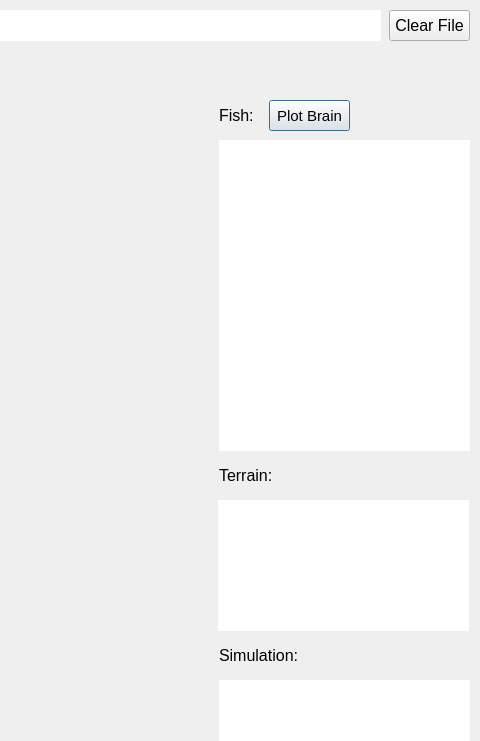
Old version of the form littlefish/viewer/simulation_viewer_ui.ui in the repository zhuangjun1981/littlefish; both pictures show x 471 to 951 and y 0 to 741 of the 951 by 872 pixel window.
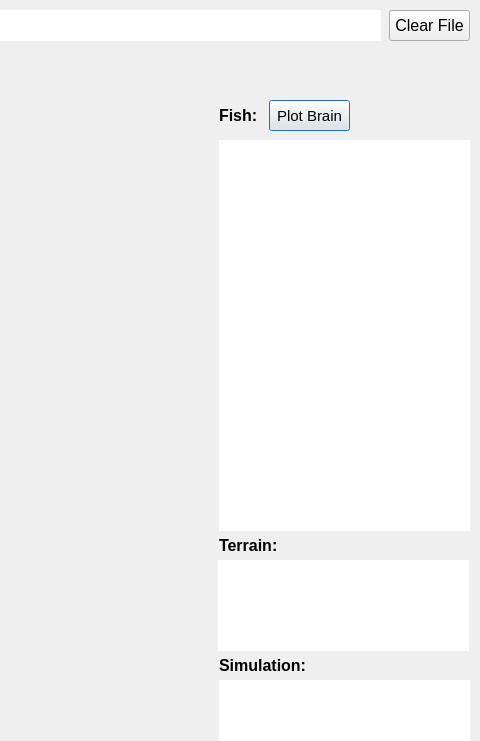
New version of the form.

Commit message: Greatly improved simulation viewer

```diff
--- a/littlefish/viewer/simulation_viewer_ui.ui
+++ b/littlefish/viewer/simulation_viewer_ui.ui
@@ -26,6 +26,8 @@
     <property name="font">
      <font>
       <pointsize>12</pointsize>
+      <weight>75</weight>
+      <bold>true</bold>
      </font>
     </property>
     <property name="text">
@@ -111,7 +113,7 @@
     <property name="geometry">
      <rect>
       <x>690</x>
-      <y>460</y>
+      <y>530</y>
       <width>251</width>
       <height>31</height>
      </rect>
@@ -119,6 +121,8 @@
     <property name="font">
      <font>
       <pointsize>12</pointsize>
+      <weight>75</weight>
+      <bold>true</bold>
      </font>
     </property>
     <property name="text">
@@ -160,7 +164,7 @@
     <property name="geometry">
      <rect>
       <x>690</x>
-      <y>640</y>
+      <y>650</y>
       <width>251</width>
       <height>31</height>
      </rect>
@@ -168,6 +172,8 @@
     <property name="font">
      <font>
       <pointsize>12</pointsize>
+      <weight>75</weight>
+      <bold>true</bold>
      </font>
     </property>
     <property name="text">
@@ -180,7 +186,7 @@
       <x>690</x>
       <y>140</y>
       <width>251</width>
-      <height>311</height>
+      <height>391</height>
      </rect>
     </property>
     <property name="font">
@@ -198,7 +204,7 @@
      <bool>false</bool>
     </property>
     <property name="rowCount">
-     <number>8</number>
+     <number>13</number>
     </property>
     <property name="columnCount">
      <number>2</number>
@@ -223,6 +229,11 @@
     <row/>
     <row/>
     <row/>
+    <row/>
+    <row/>
+    <row/>
+    <row/>
+    <row/>
     <column/>
     <column/>
    </widget>
@@ -275,9 +286,9 @@
     <property name="geometry">
      <rect>
       <x>689</x>
-      <y>500</y>
+      <y>560</y>
       <width>251</width>
-      <height>131</height>
+      <height>91</height>
      </rect>
     </property>
     <property name="font">
```
Left out of the diff: 3 changed lines with no effect on the pictures. The commit also changes 4 other files.
